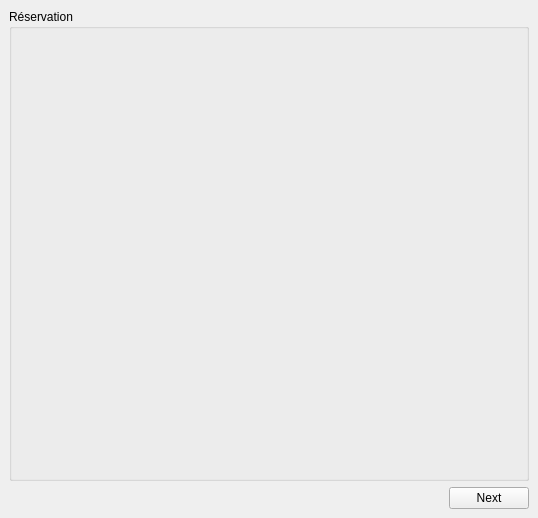
Before: the Qt Designer form src/views/BookingProcess/BookingProcess.ui in DinaTolotra/QReservation, drawn with Qt 5.
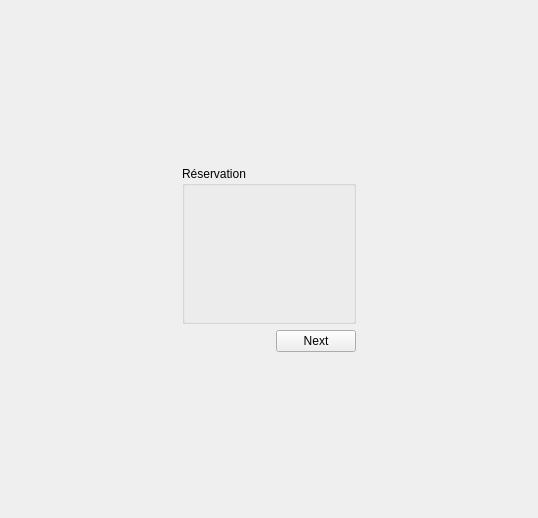
After: the same form once the commit is applied. The open tabs and pages were chosen to show the change. Icons and pictures are not drawn. Custom widgets are drawn as their Qt base class.

Commit message: List saved booking

```diff
--- a/src/views/BookingProcess/BookingProcess.ui
+++ b/src/views/BookingProcess/BookingProcess.ui
@@ -17,21 +17,47 @@
    <number>2</number>
   </property>
   <widget class="QWidget" name="bookingPage">
-   <layout class="QVBoxLayout" name="verticalLayout_2">
-    <item>
-     <widget class="BookingView" name="bookingForm">
-      <property name="sizePolicy">
-       <sizepolicy hsizetype="Preferred" vsizetype="MinimumExpanding">
-        <horstretch>0</horstretch>
-        <verstretch>0</verstretch>
-       </sizepolicy>
+   <layout class="QGridLayout" name="gridLayout_3">
+    <item row="3" column="1">
+     <spacer name="verticalSpacer_5">
+      <property name="orientation">
+       <enum>Qt::Orientation::Vertical</enum>
       </property>
-      <property name="title">
-       <string>Réservation</string>
+      <property name="sizeHint" stdset="0">
+       <size>
+        <width>20</width>
+        <height>40</height>
+       </size>
       </property>
-     </widget>
+     </spacer>
     </item>
-    <item>
+    <item row="0" column="1">
+     <spacer name="verticalSpacer_6">
+      <property name="orientation">
+       <enum>Qt::Orientation::Vertical</enum>
+      </property>
+      <property name="sizeHint" stdset="0">
+       <size>
+        <width>20</width>
+        <height>40</height>
+       </size>
+      </property>
+     </spacer>
+    </item>
+    <item row="1" column="0">
+     <spacer name="horizontalSpacer_5">
+      <property name="orientation">
+       <enum>Qt::Orientation::Horizontal</enum>
+      </property>
+      <property name="sizeHint" stdset="0">
+       <size>
+        <width>40</width>
+        <height>20</height>
+       </size>
+      </property>
+     </spacer>
+    </item>
+    <item row="2" column="1">
      <layout class="QHBoxLayout" name="horizontalLayout">
       <item>
        <spacer name="spc">
@@ -59,6 +85,32 @@
       </item>
      </layout>
     </item>
+    <item row="1" column="1">
+     <widget class="BookingView" name="bookingForm">
+      <property name="sizePolicy">
+       <sizepolicy hsizetype="Preferred" vsizetype="MinimumExpanding">
+        <horstretch>0</horstretch>
+        <verstretch>0</verstretch>
+       </sizepolicy>
+      </property>
+      <property name="title">
+       <string>Réservation</string>
+      </property>
+     </widget>
+    </item>
+    <item row="1" column="2">
+     <spacer name="horizontalSpacer_6">
+      <property name="orientation">
+       <enum>Qt::Orientation::Horizontal</enum>
+      </property>
+      <property name="sizeHint" stdset="0">
+       <size>
+        <width>40</width>
+        <height>20</height>
+       </size>
+      </property>
+     </spacer>
+    </item>
    </layout>
   </widget>
   <widget class="QWidget" name="clientPage">
```
Left out of the diff: 116 changed lines with no effect on the pictures. The commit also changes 28 other files.
